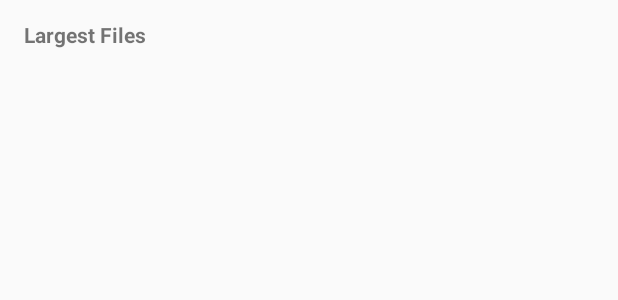
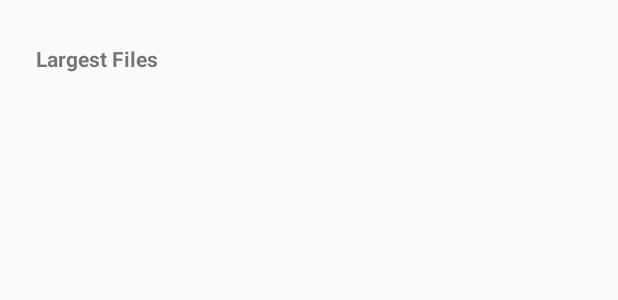
Before and after one commit to PravSonawane/FileOwl-Android-App, an Android app: the layout fragment_list.xml on its own in the app's theme, with its tools: preview values and no code run, on a phone screen of 412 x 824 dp. Shown: the top 300 px of the screen. Run offline under Robolectric (Android 15) with nearby library versions, the phone set to English and light mode, and no system bars.

Commit message:
fixed alignment issue

```diff
--- a/app/src/main/res/layout/fragment_list.xml
+++ b/app/src/main/res/layout/fragment_list.xml
@@ -14,8 +14,9 @@
         android:id="@+id/fragment_list_title_txtVw_id"
         android:layout_width="wrap_content"
         android:layout_height="wrap_content"
-        android:layout_marginLeft="@dimen/horizontal_margin_small"
-        android:layout_marginStart="@dimen/horizontal_margin_small"
+        android:layout_marginLeft="@dimen/horizontal_margin_standard"
+        android:layout_marginStart="@dimen/horizontal_margin_standard"
+        android:layout_marginTop="@dimen/horizontal_margin_standard"
         tools:text="@string/text_largest_files"
         android:text="@string/text_largest_files"
         style="@style/OverviewTitleText"/>
```
